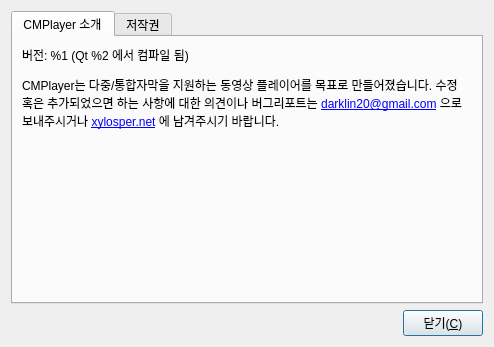
Qt form cmplayer/cmplayer/aboutdialog.ui (bylee20/cmplayer-kldp.net) before a commit.
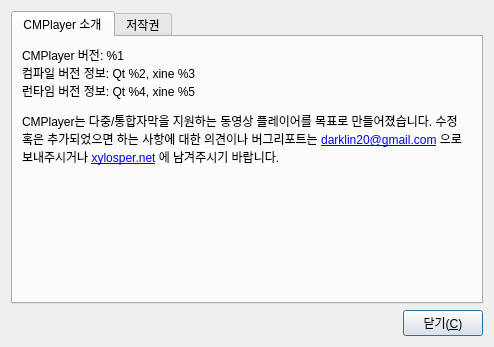
The same form after that commit.

Commit message: 버전 정보 표시	 변경

The edit to the form file:
```diff
--- a/cmplayer/cmplayer/aboutdialog.ui
+++ b/cmplayer/cmplayer/aboutdialog.ui
@@ -38,7 +38,7 @@
 &lt;html>&lt;head>&lt;meta name="qrichtext" content="1" />&lt;style type="text/css">
 p, li { white-space: pre-wrap; }
 &lt;/style>&lt;/head>&lt;body style=" font-family:'Sans Serif'; font-size:10pt; font-weight:400; font-style:normal;">
-&lt;p style=" margin-top:12px; margin-bottom:12px; margin-left:0px; margin-right:0px; -qt-block-indent:0; text-indent:0px; font-size:9pt;">버전: %1 (Qt %2 에서 컴파일 됨)&lt;/p>
+&lt;p style=" margin-top:12px; margin-bottom:12px; margin-left:0px; margin-right:0px; -qt-block-indent:0; text-indent:0px;">&lt;span style=" font-size:9pt;">CMPlayer 버전: %1&lt;br />컴파일 버전 정보: Qt %2, xine %3&lt;br />런타임 버전 정보: Qt %4, xine %5&lt;/span>&lt;/p>
 &lt;p style=" margin-top:12px; margin-bottom:12px; margin-left:0px; margin-right:0px; -qt-block-indent:0; text-indent:0px; font-size:9pt;">CMPlayer는 다중/통합자막을 지원하는 동영상 플레이어를 목표로 만들어졌습니다. 수정 혹은 추가되었으면 하는 사항에 대한 의견이나 버그리포트는 &lt;a href="mailto:darklin20@gmail.com">&lt;span style=" text-decoration: underline; color:#0000ff;">darklin20@gmail.com&lt;/span>&lt;/a> 으로 보내주시거나 &lt;a href="http://xylosper.net">&lt;span style=" text-decoration: underline; color:#0000ff;">xylosper.net&lt;/span>&lt;/a> 에 남겨주시기 바랍니다.&lt;/p>&lt;/body>&lt;/html></string>
          </property>
          <property name="wordWrap" >
```
The commit also changes 3 other files.
